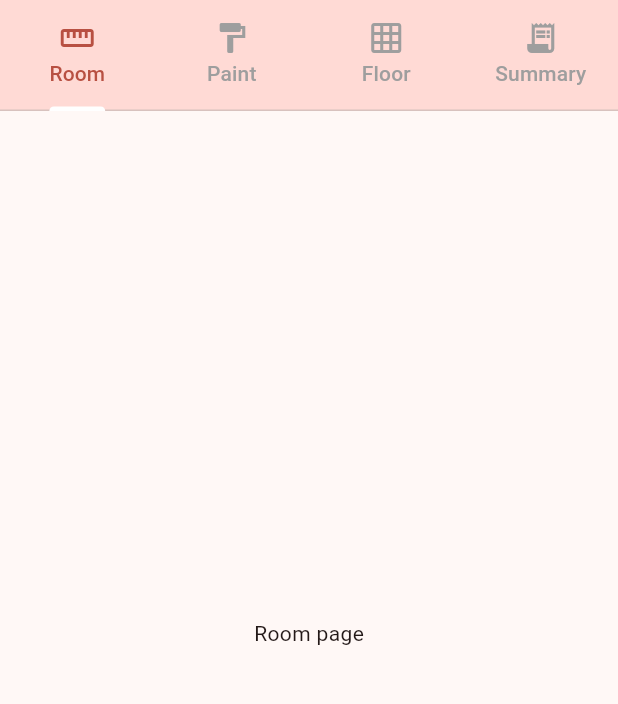
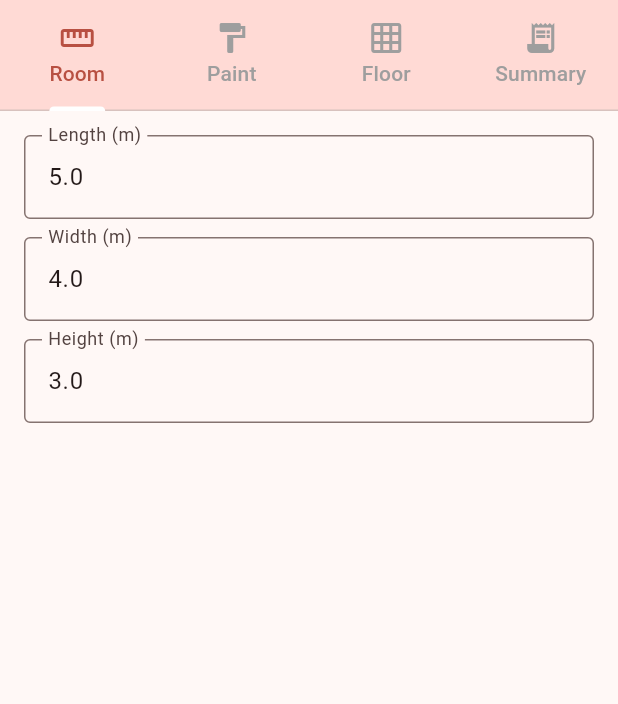
Before and after one commit to janaasaadreslan-art/room_renovation_estimator, a Flutter app: the screen it shows after launch, on a phone screen of 412 x 824 dp, the part 81-785 px from its top. Run offline on Flutter 3.47's test engine with Material 3 defaults, Android fonts, the phone set to English and light mode, and no system bars.

Commit message:
Step 3: Room tab: length, width, height fields

```diff
--- a/lib/screens/home_page.dart
+++ b/lib/screens/home_page.dart
@@ -1,8 +1,15 @@
 import 'package:flutter/material.dart';
-
-class HomePage extends StatelessWidget {
+import 'package:room_renovation_estimator/models/room_data.dart';
+import 'package:room_renovation_estimator/widgets/room_tab.dart';
+class HomePage extends StatefulWidget {
   const HomePage({super.key});
 
+  @override
+  State<HomePage> createState() => _HomePageState();
+}
+
+class _HomePageState extends State<HomePage> {
+  final RoomData data = RoomData();
   @override
   Widget build(BuildContext context) {
     return DefaultTabController(
@@ -34,7 +41,7 @@ class HomePage extends StatelessWidget {
 
         body: TabBarView(
           children: [
-            const Center(child: Text('Room page')),
+            RoomTab(data: data),
             const Center(child: Text('Paint page')),
             const Center(child: Text('Floor page')),
             const Center(child: Text('Summary page')),
--- /dev/null
+++ b/lib/widgets/my_text_field.dart
@@ -0,0 +1,20 @@
+import 'package:flutter/material.dart';
+
+class MyTextField extends StatelessWidget {
+  final String hint; // holds the labelText of the TextField
+  final TextEditingController controller;
+
+  const MyTextField({required this.controller, required this.hint, super.key});
+
+  @override
+  Widget build(BuildContext context) {
+    return TextField(
+      controller: controller,
+      keyboardType: TextInputType.number,
+      decoration: InputDecoration(
+        border: const OutlineInputBorder(),
+        labelText: hint,
+      ),
+    );
+  }
+}
--- /dev/null
+++ b/lib/widgets/room_tab.dart
@@ -0,0 +1,55 @@
+import 'package:flutter/material.dart';
+import 'package:room_renovation_estimator/models/room_data.dart';
+
+import 'my_text_field.dart';
+
+class RoomTab extends StatefulWidget {
+  final RoomData data;
+
+  const RoomTab({required this.data, super.key});
+
+  @override
+  _RoomTabState createState() {
+    return _RoomTabState();
+  }
+}
+
+class _RoomTabState extends State<RoomTab> {
+  //retrieve the value of the TextFields
+  final TextEditingController _lengthCtrl = TextEditingController();
+  final TextEditingController _widthCtrl = TextEditingController();
+  final TextEditingController _heightCtrl = TextEditingController();
+// runs once when the tab opens: fill the boxes from RoomData
+  @override
+  void initState() {
+    super.initState();
+    _lengthCtrl.text = widget.data.length.toString();
+    _widthCtrl.text = widget.data.width.toString();
+    _heightCtrl.text = widget.data.height.toString();
+  }
+
+  //dispose method triggered whenever the created object from the stateful widget
+  //is removed permanently from the widget tree
+  @override
+  void dispose() {
+    _lengthCtrl.dispose();
+    _widthCtrl.dispose();
+    _heightCtrl.dispose();
+    super.dispose();
+  }
+
+  @override
+  Widget build(BuildContext context) {
+    return ListView(
+      padding: const EdgeInsets.all(16),
+      children: [
+        MyTextField(hint: 'Length (m)', controller: _lengthCtrl),
+        const SizedBox(height: 12),
+        MyTextField(hint: 'Width (m)', controller: _widthCtrl),
+        const SizedBox(height: 12),
+        MyTextField(hint: 'Height (m)', controller: _heightCtrl),
+        const SizedBox(height: 12),
+      ],
+    );
+  }
+}
```
